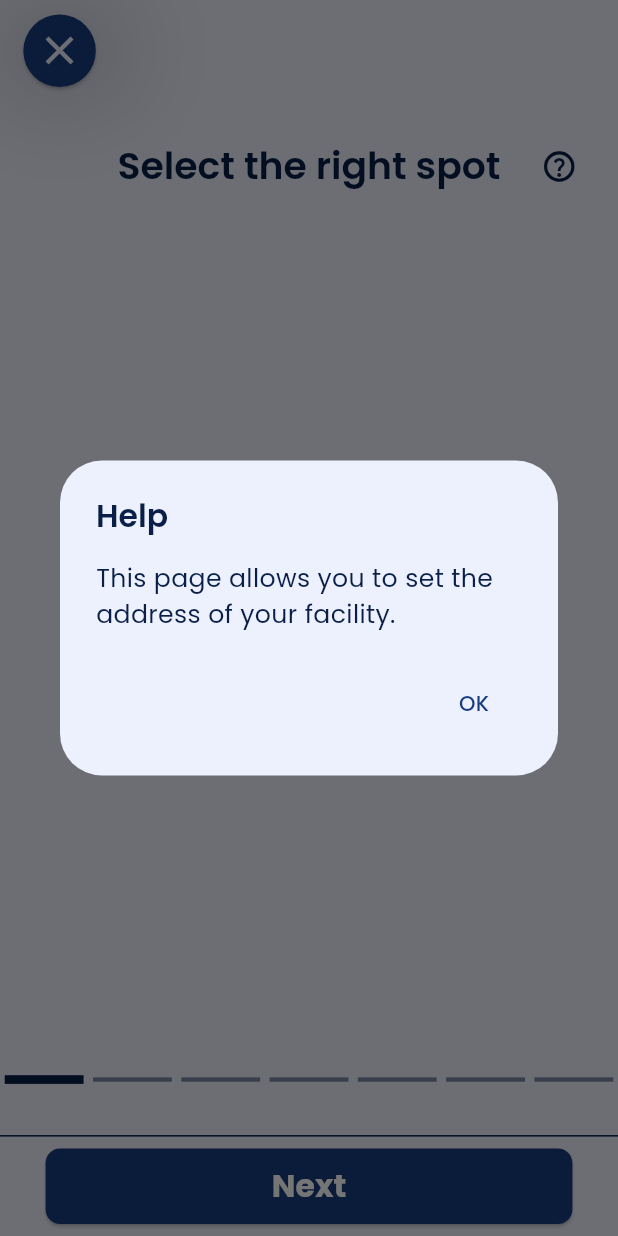
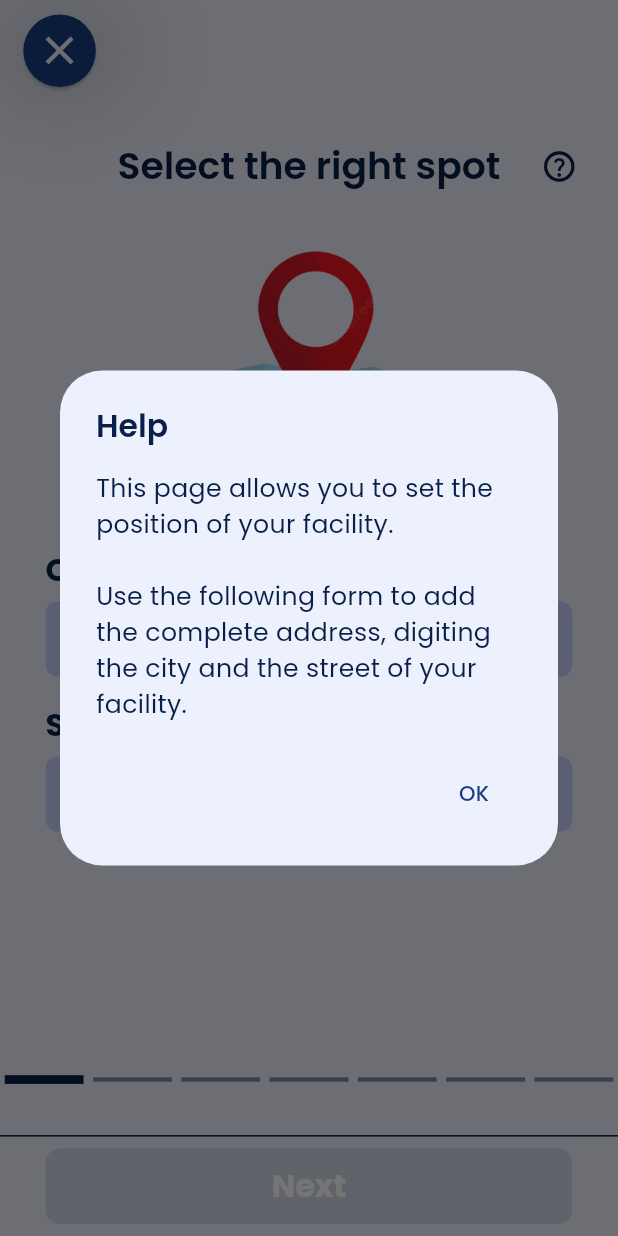
Before and after one commit to SansonSebastiano/MPM23-24_project, a Flutter app: the WizardPage1 screen opened directly, after a tap on the "question mark" icon, on a phone screen of 412 x 824 dp. Run offline on Flutter 3.47's test engine with Material 3 defaults, Android fonts, the phone set to English and light mode, and no system bars; our stand-ins replace after_layout, carousel_slider, connectivity_plus, firebase_core, flutter_screenutil, hooks_riverpod and 2 more; accounts and stored records are empty; generated files the repository leaves out were written again; network calls fail.

Commit message:
close #25 + some fixes

```diff
--- a/Code/room_finder/lib/l10n/app_en.arb
+++ b/Code/room_finder/lib/l10n/app_en.arb
@@ -470,7 +470,7 @@
   "@lblTitleDialogWizard": {
     "description": "The title of the dialog wizard"
   },
-  "lblContentDialogWizard1": "This page allows you to set the address of your facility.",
+  "lblContentDialogWizard1": "This page allows you to set the position of your facility. \n\nUse the following form to add the complete address, digiting the city and the street of your facility.",
   "@lblContentDialogWizard1": {
     "description": "The content of the dialog wizard"
   },
@@ -537,5 +537,13 @@
   "lblCancelWizard": "Are you sure you want to exit? All the data will be lost.",
   "@lblCancelWizard": {
     "description": "The message of the exit wizard dialog"
+  },
+  "lblCity": "City",
+  "@lblCity": {
+    "description": "The label of the city form field"
+  },
+  "lblStreet": "Street",
+  "@lblStreet": {
+    "description": "The label of the address form field"
   }
 }
--- a/Code/room_finder/lib/l10n/app_it.arb
+++ b/Code/room_finder/lib/l10n/app_it.arb
@@ -111,7 +111,7 @@
     "lblLoading": "Caricamento...",
     "lblChatPage": "Messaggi",
     "lblTitleDialogWizard": "Aiuto",
-    "lblContentDialogWizard1": "Questa pagina consente di selezionare l'indirizzo della tua struttura.",
+    "lblContentDialogWizard1": "Questa pagina consente di selezionare la posizione della tua struttura. \n\nUtilizza il seguente form per inserire l'indirizzo completo, digitando la città e la via della tua struttura.",
     "lblContentDialogWizard2": "Questa pagina consente di impostare le stanze presenti nella tua struttura. \n\nIn questa pagina puoi trovare alcune stanze predefinite di cui puoi impostare il numero oppure, se la stanza non è presente nell'elenco, puoi aggiungerne una nuova tramite il pulsante aggiungi stanza. \n\nSe aggiungi una camera da letto, ti verrà chiesto anche di impostare il numero di letti per quella stanza.",
     "lblContentDialogWizard3": "Questa pagina consente di impostare il numero massimo di affittuari e di gestire gli affittuari correnti già presenti nella struttura, ognuno rappresentato da un proprio box. È possibile aggiungere, modificare o rimuovere gli affittuari.",
     "lblContentDialogWizard4": "Questa pagina ti consente di selezionare tutti i comfort e i servizi offerti dalla tua struttura. \n\nIn questa pagina puoi trovare alcune opzioni predefinite che puoi selezionare e, se un servizio da te offerto non è presente nell'elenco, puoi aggiungerne uno nuovo tramite il pulsante Aggiungi servizio.",
@@ -127,5 +127,7 @@
     "lblHostName": "Nome dell'host:",
     "lblRoomsAmenities": "Stanze e servizi",
     "lblWarningTitleDialog": "Attenzione!",
-    "lblCancelWizard": "Sei sicuro di voler uscire? I dati inseriti verranno persi."
+    "lblCancelWizard": "Sei sicuro di voler uscire? I dati inseriti verranno persi.",
+    "lblCity": "Città",
+    "lblStreet": "Via"
 }
--- a/Code/room_finder/lib/presentation/components/input_text_fields.dart
+++ b/Code/room_finder/lib/presentation/components/input_text_fields.dart
@@ -6,39 +6,41 @@ import 'package:flutter_gen/gen_l10n/app_localizations.dart';
 /// This file contains the implementation of all input fields belonging to the app forms.
 
 
-/// The class [NameTextField] defines an input field to digit the name of the user.
-class NameTextField extends StatefulWidget {
-  final Function(bool) onNameValidityChanged;
-  final String? initialName; // Optional parameter to load the initial name from backend
+/// The class [StandardTextField] defines an input field, used to digit a value that cannot be null.
+class StandardTextField extends StatefulWidget {
+  final String label;
+  final Function(bool) onValueValidityChanged;
+  final String? initialValue; // Optional parameter to load the initial name from backend
 
-  const NameTextField({
+  const StandardTextField({
     super.key,
-    required this.onNameValidityChanged,
-    this.initialName,
+    required this.label,
+    required this.onValueValidityChanged,
+    this.initialValue,
   });
 
   @override
-  State<NameTextField> createState() => _NameTextFieldState();
+  State<StandardTextField> createState() => _StandardTextFieldState();
 }
 
-class _NameTextFieldState extends State<NameTextField> {
+class _StandardTextFieldState extends State<StandardTextField> {
   late TextEditingController _controller;
 
   // Widget state
-  bool _isNameEmpty = false;
+  bool _isValueEmpty = false;
 
   @override
   void initState() {
     super.initState();
-    _controller = TextEditingController(text: widget.initialName ?? '');
-    _controller.addListener(_validateName);
+    _controller = TextEditingController(text: widget.initialValue ?? '');
+    _controller.addListener(_validateValue);
   }
 
-  void _validateName() {
+  void _validateValue() {
     final name = _controller.text;
 
     final isValid = name.isNotEmpty;
-    widget.onNameValidityChanged(isValid);
+    widget.onValueValidityChanged(isValid);
   }
 
   @override
@@ -53,15 +55,15 @@ class _NameTextFieldState extends State<NameTextField> {
       crossAxisAlignment: CrossAxisAlignment.start,
       children: [
         Text(
-          AppLocalizations.of(context)!.lblName,
+          widget.label,
           style: Theme.of(context).textTheme.displaySmall,
         ),
         SizedBox(height: 8.h),
-        if (_isNameEmpty)
+        if (_isValueEmpty)
           Padding(
             padding: EdgeInsets.only(bottom: 10.h),
             child: Text(
-              'Name field cannot be empty',
+              '${widget.label} field cannot be empty',
               style: TextStyle(
                 color: Colors.red,
                 fontSize: 14.w,
@@ -87,11 +89,11 @@ class _NameTextFieldState extends State<NameTextField> {
             style: const TextStyle(color: ColorPalette.oxfordBlue),
             onSubmitted: (String value) {
               setState(() {
-                _isNameEmpty = value.isEmpty;
+                _isValueEmpty = value.isEmpty;
               });
-              widget.onNameValidityChanged(!_isNameEmpty);
+              widget.onValueValidityChanged(!_isValueEmpty);
 
-              if (!_isNameEmpty) {
+              if (!_isValueEmpty) {
                 print('Submitted text: $value');
               }
             },
--- a/Code/room_finder/lib/presentation/screens/account_page.dart
+++ b/Code/room_finder/lib/presentation/screens/account_page.dart
@@ -2,7 +2,6 @@ import 'package:flutter/material.dart';
 import 'package:flutter_screenutil/flutter_screenutil.dart';
 import 'package:room_finder/presentation/components/account_photo.dart';
 import 'package:room_finder/presentation/components/alert_dialogs.dart';
-import 'package:room_finder/presentation/components/bottom_bar.dart';
 import 'package:room_finder/presentation/components/buttons/circle_buttons.dart';
 import 'package:room_finder/presentation/components/buttons/setting_buttons.dart';
 import 'package:room_finder/presentation/screens/account_page_login_security.dart';
--- a/Code/room_finder/lib/presentation/screens/login_page.dart
+++ b/Code/room_finder/lib/presentation/screens/login_page.dart
@@ -1,6 +1,5 @@
 import 'package:flutter/material.dart';
 import 'package:flutter_screenutil/flutter_screenutil.dart';
-import 'package:room_finder/presentation/components/bottom_bar.dart';
 import 'package:room_finder/presentation/components/buttons/circle_buttons.dart';
 import 'package:room_finder/presentation/components/buttons/rectangle_buttons.dart';
 import 'package:room_finder/presentation/components/input_text_fields.dart';
--- a/Code/room_finder/lib/presentation/screens/registration_page.dart
+++ b/Code/room_finder/lib/presentation/screens/registration_page.dart
@@ -90,7 +90,10 @@ class _RegistrationPageState extends ConsumerState<RegistrationPage> {
                         ))
                       ),
                       SizedBox(height: 20.h),
-                      NameTextField(onNameValidityChanged: _onNameValidityChanged),
+                      StandardTextField(
+                        label: AppLocalizations.of(context)!.lblName,
+                        onValueValidityChanged: _onNameValidityChanged
+                      ),
                       SizedBox(height: 20.h),
                       EmailTextField(onEmailValidityChanged: _onEmailValidityChanged),
                       SizedBox(height: 20.h),
--- a/Code/room_finder/lib/presentation/screens/wizard_screens/wizard_page1.dart
+++ b/Code/room_finder/lib/presentation/screens/wizard_screens/wizard_page1.dart
@@ -2,6 +2,7 @@ import 'package:flutter/material.dart';
 import 'package:flutter_screenutil/flutter_screenutil.dart';
 import 'package:room_finder/presentation/components/alert_dialogs.dart';
 import 'package:room_finder/presentation/components/buttons/circle_buttons.dart';
+import 'package:room_finder/presentation/components/input_text_fields.dart';
 import 'package:room_finder/presentation/components/screens_templates.dart';
 import 'package:flutter_gen/gen_l10n/app_localizations.dart';
 import 'package:room_finder/presentation/screens/wizard_screens/wizard_page2.dart';
@@ -14,9 +15,25 @@ class WizardPage1 extends StatefulWidget {
 }
 
 class _WizardPage1State extends State<WizardPage1> {
+  bool _isCityValid = false;
+  bool _isStreetValid = false;
+
+  void _onCityValidityChanged(bool isValid) {
+    setState(() {
+      _isCityValid = isValid;
+    });
+  }
+
+  void _onAddressValidityChanged(bool isValid) {
+    setState(() {
+      _isStreetValid = isValid;
+    });
+  }
+
   @override
   Widget build(BuildContext context) {
-    return WizardTemplateScreen(
+    return Scaffold(
+      body: WizardTemplateScreen(
         leftButton: CancelButton(onPressed: () {
           showOptionsDialog(
               context: context,
@@ -53,19 +70,39 @@ class _WizardPage1State extends State<WizardPage1> {
         btnNextLabel: AppLocalizations.of(context)!.btnNext,
         dialogContent: AppLocalizations.of(context)!.lblContentDialogWizard1,
         onOkDialog: () => Navigator.of(context).pop(),
-      onNextPressed: () {
+        onNextPressed: (_isCityValid && _isStreetValid)
+          ? () {
             Navigator.push(
               context,
               MaterialPageRoute(builder: (context) => const WizardPage2()),
-        );
-      },
+            );}
+          : null,
         screenContent: Expanded(
           child: Padding(
             padding: EdgeInsets.symmetric(horizontal: 30.h, vertical: 20.h),
-          child: const Column(
+            child: SingleChildScrollView(
+              child: Column(
                 children: <Widget>[
-              // form fields
+                  Center(
+                    child: Image(
+                      image: const AssetImage('assets/images/Address-form.png'),
+                      width: 200.w,
+                      height: 200.h,
+                    ),
+                  ),
+                  SizedBox(height: 20.h),
+                  StandardTextField(
+                    label: AppLocalizations.of(context)!.lblCity,
+                    onValueValidityChanged: _onCityValidityChanged
+                  ),
+                  SizedBox(height: 20.h),
+                  StandardTextField(
+                    label: AppLocalizations.of(context)!.lblStreet,
+                    onValueValidityChanged: _onAddressValidityChanged
+                  ),
                 ],
+              ),
+            ),
           ),
         ),
       ),
```
Also changed, not shown: Code/room_finder/lib/presentation/screens/account_page_personal_information.dart (+4 -3 lines), Code/room_finder/assets/images/Address-form.png (added). Lines whose indentation alone changed are shown as unchanged.
